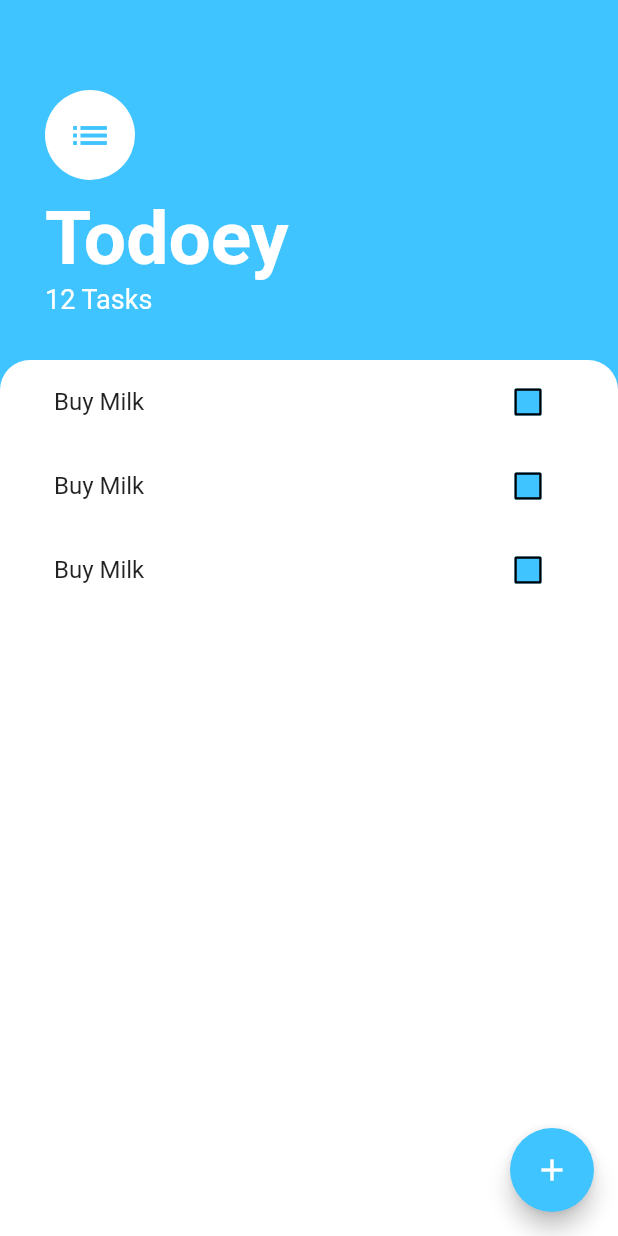
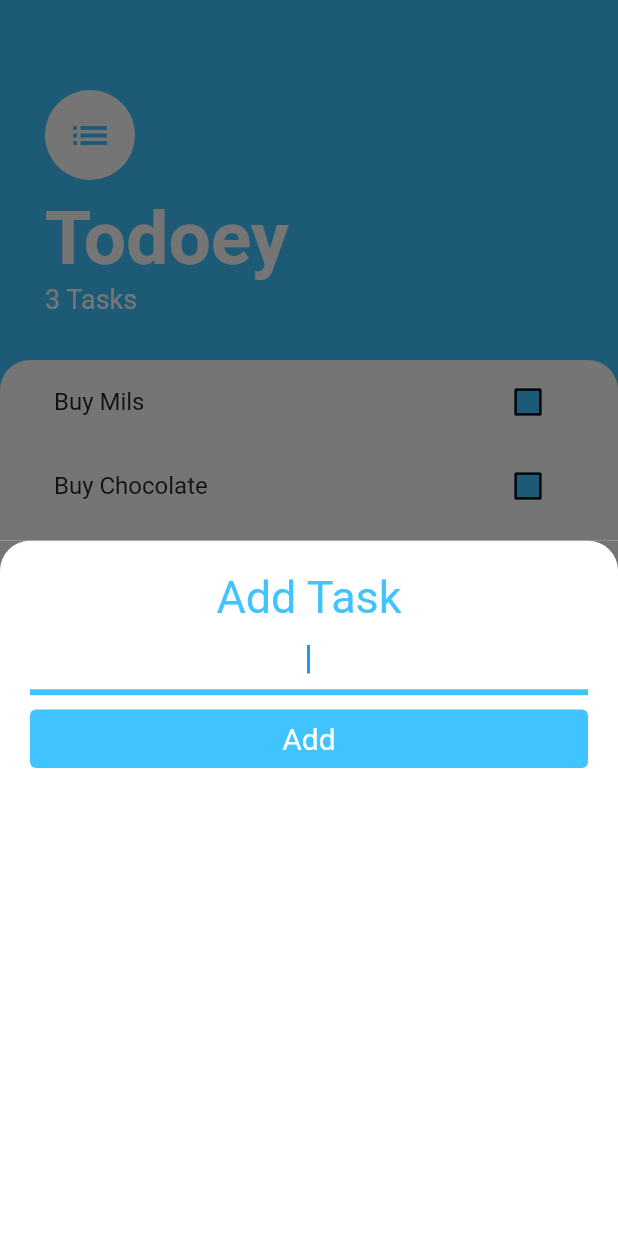
Before and after one commit to Dhrumi-Kansara-1/flutter-todolist, a Flutter app: the screen it shows after launch, after a tap on the "add" icon, on a phone screen of 412 x 824 dp. Run offline on Flutter 3.47's test engine with Material 2 defaults, Android fonts, the phone set to English and light mode, and no system bars.

Commit message:
added: task screen

```diff
--- /dev/null
+++ b/lib/models/task.dart
@@ -0,0 +1,10 @@
+class Task {
+  final String title;
+  bool isDone;
+
+  Task({this.title="", this.isDone=false});
+
+  void toggleisDone(bool ?value) {
+    isDone=value!;
+  }
+}
--- /dev/null
+++ b/lib/screens/add_task_screen.dart
@@ -0,0 +1,75 @@
+import 'package:flutter/material.dart';
+
+class AddTaskScreen extends StatelessWidget {
+
+  final Function(String) ?addTask;
+  String taskTitle="";
+
+  AddTaskScreen({this.addTask});
+
+  @override
+  Widget build(BuildContext context) {
+    return Container(
+      color: Color(0xFF757575),
+      child: Container(
+        padding: EdgeInsets.all(20),
+        decoration: BoxDecoration(
+            color: Colors.white,
+            borderRadius: BorderRadius.only(
+                topLeft: Radius.circular(20), topRight: Radius.circular(20))),
+        child: Column(
+          crossAxisAlignment: CrossAxisAlignment.stretch,
+          children: [
+            Text(
+              'Add Task',
+              textAlign: TextAlign.center,
+              style: TextStyle(
+                fontSize: 30,
+                color: Colors.lightBlueAccent,
+              ),
+            ),
+            TextField(
+              onChanged: (newValue){
+                taskTitle=newValue;
+              },
+              autofocus: true,
+              textAlign: TextAlign.center,
+              decoration: InputDecoration(
+                enabledBorder: UnderlineInputBorder(
+                  borderSide:
+                      BorderSide(color: Colors.lightBlueAccent, width: 4),
+                ),
+                focusedBorder: UnderlineInputBorder(
+                  borderSide:
+                      BorderSide(color: Colors.lightBlueAccent, width: 4),
+                ),
+                border: UnderlineInputBorder(
+                  borderSide:
+                      BorderSide(color: Colors.lightBlueAccent, width: 4),
+                ),
+              ),
+            ),
+            SizedBox(height: 5,),
+            TextButton(
+              onPressed: (){
+                addTask!(taskTitle);
+              },
+              style: ButtonStyle(
+                backgroundColor: MaterialStateProperty.all(Colors.lightBlueAccent),
+                foregroundColor: MaterialStateProperty.all(Colors.white),
+              ),
+              child: Text(
+                'Add',
+                style: TextStyle(
+                  fontSize: 20,
+                  fontWeight: FontWeight.w400
+                ),
+
+              ),
+            ),
+          ],
+        ),
+      ),
+    );
+  }
+}
--- a/lib/screens/tasks_screen.dart
+++ b/lib/screens/tasks_screen.dart
@@ -1,9 +1,27 @@
 import 'package:flutter/material.dart';
-import 'package:todoey/widgets/task_tile.dart';
+import './add_task_screen.dart';
 import '../widgets/tasks_list.dart';
+import '../models/task.dart';
 
-class TasksScreen extends StatelessWidget {
-  const TasksScreen({Key? key}) : super(key: key);
+class TasksScreen extends StatefulWidget {
+  @override
+  State<TasksScreen> createState() => _TasksScreenState();
+}
+
+class _TasksScreenState extends State<TasksScreen> {
+  List<Task> taskList = [
+    Task(title: 'Buy Mils'),
+    Task(title: 'Buy Chocolate'),
+    Task(title: 'Buy ramen')
+  ];
+
+  void addTask(String taskTitle) {
+    print(taskTitle);
+    setState(() {
+      taskList.add(Task(title: taskTitle));
+    });
+    Navigator.pop(context);
+  }
 
   @override
   Widget build(BuildContext context) {
@@ -11,7 +29,14 @@ class TasksScreen extends StatelessWidget {
       backgroundColor: Colors.lightBlueAccent,
       floatingActionButton: FloatingActionButton(
         backgroundColor: Colors.lightBlueAccent,
-        onPressed: () {},
+        onPressed: () {
+          showModalBottomSheet(
+            context: context,
+            builder: (context) => AddTaskScreen(
+              addTask: addTask,
+            ),
+          );
+        },
         child: Icon(Icons.add),
       ),
       body: Column(
@@ -43,7 +68,7 @@ class TasksScreen extends StatelessWidget {
                   ),
                 ),
                 Text(
-                  '12 Tasks',
+                  '${taskList.length} Tasks',
                   style: TextStyle(
                     color: Colors.white,
                     fontSize: 18,
@@ -62,7 +87,13 @@ class TasksScreen extends StatelessWidget {
                   topRight: Radius.circular(20),
                 ),
               ),
-              child: TasksList(),
+              child: TasksList(
+                  taskList: taskList,
+                  toggleCheckboxState: ({int index = 0, bool? checkboxState}) {
+                    setState(() {
+                      taskList[index].toggleisDone(checkboxState);
+                    });
+                  }),
             ),
           ),
         ],
--- a/lib/widgets/task_tile.dart
+++ b/lib/widgets/task_tile.dart
@@ -1,12 +1,17 @@
 import 'package:flutter/material.dart';
 
 class TaskTile extends StatelessWidget {
-  const TaskTile({ Key? key }) : super(key: key);
+
+  final bool isChecked;
+  final String taskTitle;
+  final Function(bool?) ?toggleCheckboxState;
+
+  TaskTile({this.isChecked=false, this.taskTitle="", this.toggleCheckboxState});
 
   @override
   Widget build(BuildContext context) {
     return ListTile(
-      title: Text('Buy Milk'),
+      title: Text(taskTitle, style: TextStyle(decoration: isChecked ? TextDecoration.lineThrough : null),),
       trailing: Checkbox(
       fillColor:
           MaterialStateProperty.all(Colors.lightBlueAccent),
@@ -14,9 +19,10 @@ class TaskTile extends StatelessWidget {
         color: Colors.black,
         width: 1.5,
       ),
-        value: false,
-        onChanged: (bool? value) {},
+      value: isChecked,
+      onChanged: toggleCheckboxState,
     ),
+      // trailing: TaskCheckBox(checkboxState: isChecked, toggleCheckboxState: toggleCheckboxState,),
     );
   }
 }
--- a/lib/widgets/tasks_list.dart
+++ b/lib/widgets/tasks_list.dart
@@ -1,17 +1,25 @@
 import 'package:flutter/material.dart';
-import 'package:todoey/widgets/tasks_list.dart';
 import './task_tile.dart';
+import '../models/task.dart';
 
 class TasksList extends StatelessWidget {
 
+  final List<Task> ?taskList;
+  final Function({int index, bool ?checkboxState}) ?toggleCheckboxState;
+  TasksList({this.taskList, this.toggleCheckboxState});
+
   @override
   Widget build(BuildContext context) {
-    return ListView(
-      children: [
-        TaskTile(),
-        TaskTile(),
-        TaskTile(),
-      ],
+    return ListView.builder(itemBuilder: (context, index) {
+      return TaskTile(
+        taskTitle: taskList![index].title,
+        toggleCheckboxState: (bool ?checkboxState){
+          toggleCheckboxState!(index: index, checkboxState: checkboxState);
+        },
+        isChecked: taskList![index].isDone,
+      );
+    },
+    itemCount: taskList?.length,
     );
   }
 }
```
Also changed, not shown: 17 other files. Lines whose indentation alone changed are shown as unchanged.
